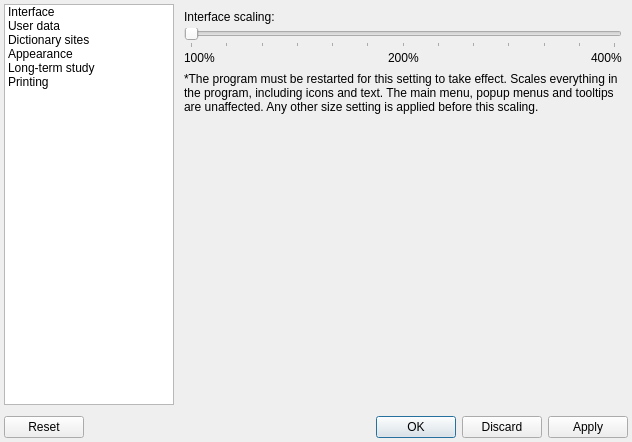
This is settingsform.ui in z1dev/zkanji as Qt 5 draws it before an edit. The edited form follows.
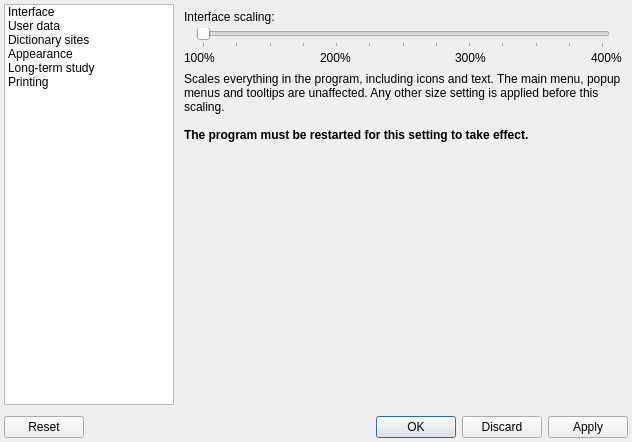
This is the edited form. The open tabs and pages were chosen to show the change. Icons and pictures are not drawn. Custom widgets are drawn as their Qt base class.

Commit message: * Initial steps for interface scaling. The default font is scaled according to the setting on startup.

The edit to the form file:
```diff
--- a/settingsform.ui
+++ b/settingsform.ui
@@ -2486,19 +2486,28 @@
                 </property>
                 <item>
                  <layout class="QHBoxLayout" name="horizontalLayout_6">
+                  <property name="leftMargin">
+                   <number>12</number>
+                  </property>
+                  <property name="rightMargin">
+                   <number>12</number>
+                  </property>
                   <item>
                    <widget class="QSlider" name="horizontalSlider_2">
                     <property name="minimum">
-                     <number>100</number>
+                     <number>0</number>
                     </property>
                     <property name="maximum">
-                     <number>400</number>
+                     <number>12</number>
                     </property>
                     <property name="singleStep">
                      <number>25</number>
                     </property>
                     <property name="pageStep">
-                     <number>100</number>
+                     <number>4</number>
+                    </property>
+                    <property name="value">
+                     <number>0</number>
                     </property>
                     <property name="orientation">
                      <enum>Qt::Horizontal</enum>
@@ -2507,14 +2516,14 @@
                      <enum>QSlider::TicksBelow</enum>
                     </property>
                     <property name="tickInterval">
-                     <number>25</number>
+                     <number>1</number>
                     </property>
                    </widget>
                   </item>
                  </layout>
                 </item>
                 <item>
-                 <layout class="QHBoxLayout" name="horizontalLayout_3" stretch="0,1,0,1,0">
+                 <layout class="QHBoxLayout" name="horizontalLayout_3" stretch="0,1,0,1,0,1,0">
                   <item>
                    <widget class="QLabel" name="label_44">
                     <property name="sizePolicy">
@@ -2542,7 +2551,7 @@
                    </spacer>
                   </item>
                   <item>
-                   <widget class="QLabel" name="label_45">
+                   <widget class="QLabel" name="label_140">
                     <property name="sizePolicy">
                      <sizepolicy hsizetype="Fixed" vsizetype="Preferred">
                       <horstretch>0</horstretch>
@@ -2554,6 +2563,32 @@
                     </property>
                    </widget>
                   </item>
+                  <item>
+                   <spacer name="horizontalSpacer_9">
+                    <property name="orientation">
+                     <enum>Qt::Horizontal</enum>
+                    </property>
+                    <property name="sizeHint" stdset="0">
+                     <size>
+                      <width>40</width>
+                      <height>20</height>
+                     </size>
+                    </property>
+                   </spacer>
+                  </item>
+                  <item>
+                   <widget class="QLabel" name="label_45">
+                    <property name="sizePolicy">
+                     <sizepolicy hsizetype="Fixed" vsizetype="Preferred">
+                      <horstretch>0</horstretch>
+                      <verstretch>0</verstretch>
+                     </sizepolicy>
+                    </property>
+                    <property name="text">
+                     <string>300%</string>
+                    </property>
+                   </widget>
+                  </item>
                   <item>
                    <spacer name="horizontalSpacer_8">
                     <property name="orientation">
@@ -2587,9 +2622,8 @@
               <item>
                <widget class="QLabel" name="label_47">
                 <property name="text">
-                 <string>&lt;p&gt;*The program must be restarted for this setting to take effect.
-
-Scales everything in the program, including icons and text. The main menu, popup menus and tooltips are unaffected. Any other size setting is applied before this scaling.&lt;/p&gt;</string>
+                 <string>&lt;p&gt;Scales everything in the program, including icons and text. The main menu, popup menus and tooltips are unaffected. Any other size setting is applied before this scaling.&lt;br/&gt;
+&lt;br/&gt;&lt;b&gt;The program must be restarted for this setting to take effect.&lt;/b&gt;&lt;/p&gt;</string>
                 </property>
                 <property name="wordWrap">
                  <bool>true</bool>
```
Left out of the diff: 10 changed lines with no effect on the pictures. The commit also changes 7 other files.
